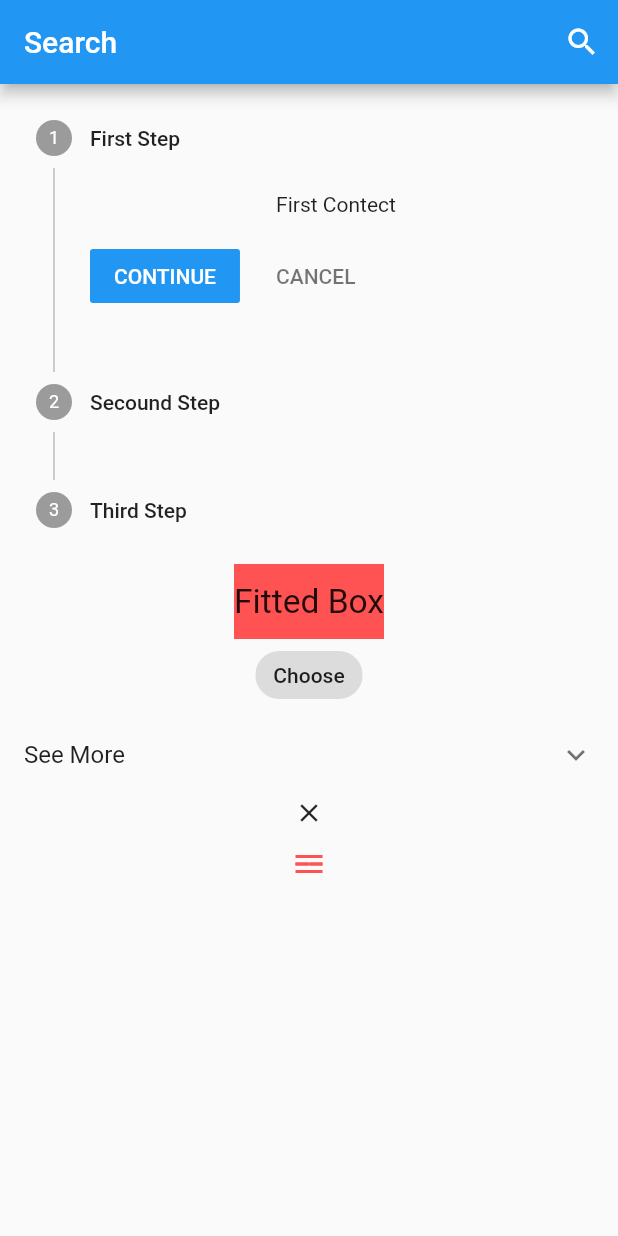
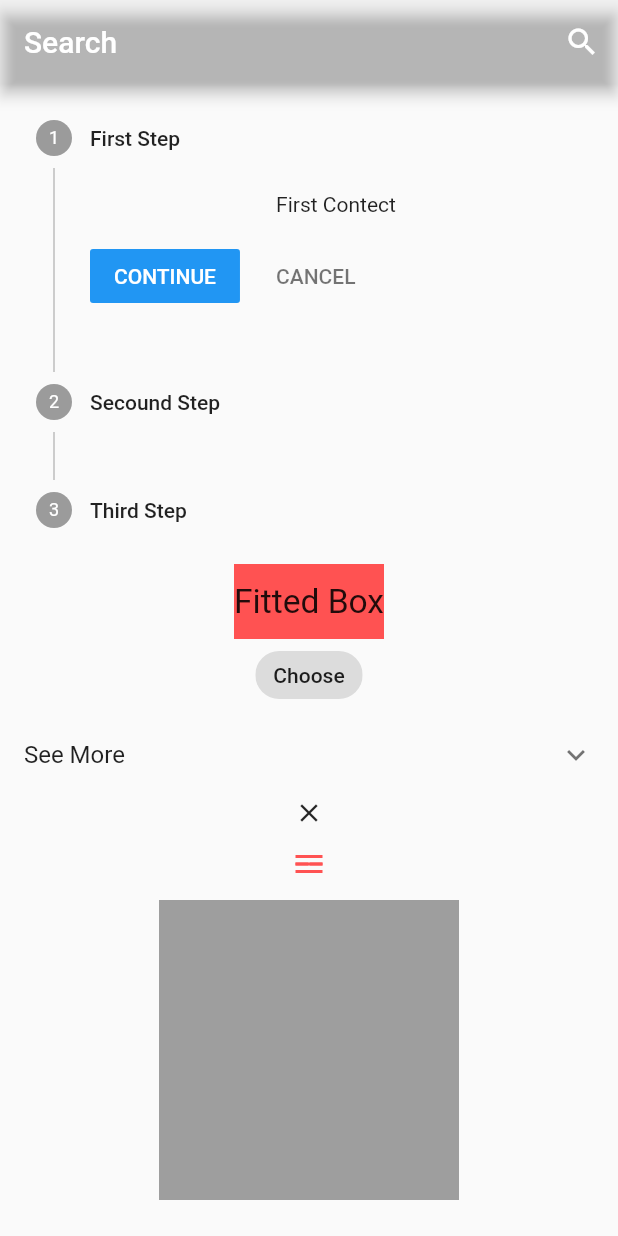
Before and after one commit to Alihassan20/tricks, a Flutter app: the screen it shows after launch, on a phone screen of 412 x 824 dp. Run offline on Flutter 3.47's test engine with Material 2 defaults, Android fonts, the phone set to English and light mode, and no system bars.

Commit message:
animatedcontainer

```diff
--- a/lib/feature/home.dart
+++ b/lib/feature/home.dart
@@ -1,4 +1,5 @@
 import 'package:flutter/material.dart';
+import '../widgets/animatedContiner_ex.dart';
 import '../widgets/animatedIcn_ex.dart';
 import '../widgets/crossFade_ex.dart';
 import '../widgets/expansionTi.dart';
@@ -32,6 +33,7 @@ class _HomeState extends State<Home> with TickerProviderStateMixin {
     return Scaffold(
       extendBodyBehindAppBar: true,
       appBar: AppBar(
+        backgroundColor: Colors.transparent,
         title: const Text("Search"),
         actions: [
           IconButton(
@@ -53,7 +55,9 @@ class _HomeState extends State<Home> with TickerProviderStateMixin {
             buildAnimatedCrossFade(
               isSelected: isSelectet,
             ),
-            buildAnimatedIcon(isSelected: isSelectet,animationController: animationController,)
+            buildAnimatedIcon(isSelected: isSelectet,
+              animationController: animationController,),
+            BuildAnimatedContainer(isSelectet: isSelectet,)
           ],
         ),
       ),
@@ -61,4 +65,6 @@ class _HomeState extends State<Home> with TickerProviderStateMixin {
   }
 
 
+
+
 }
--- /dev/null
+++ b/lib/widgets/animatedContiner_ex.dart
@@ -0,0 +1,26 @@
+import 'package:flutter/material.dart';
+
+class BuildAnimatedContainer extends StatefulWidget {
+  bool isSelectet;
+   BuildAnimatedContainer({required this.isSelectet});
+
+  @override
+  State<BuildAnimatedContainer> createState() => _BuildAnimatedContainerState();
+}
+
+class _BuildAnimatedContainerState extends State<BuildAnimatedContainer> {
+  @override
+  Widget build(BuildContext context) {
+    return InkWell(
+      onTap: (){
+        setState(() {
+          widget.isSelectet=!widget.isSelectet;
+        });
+      },
+      child: AnimatedContainer(duration: Duration(seconds: 1),
+        color: widget.isSelectet ? Colors.redAccent : Colors.grey,
+        height:widget.isSelectet?100:200,
+        width:widget.isSelectet?100:200,),
+    );
+  }
+}
```
